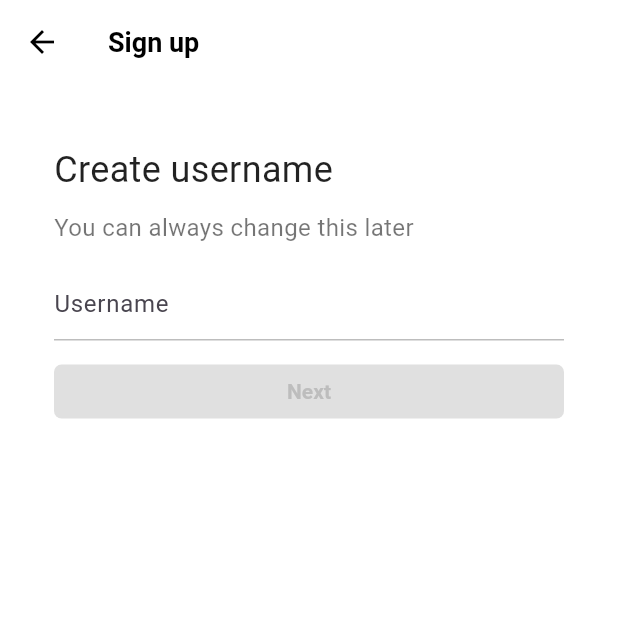
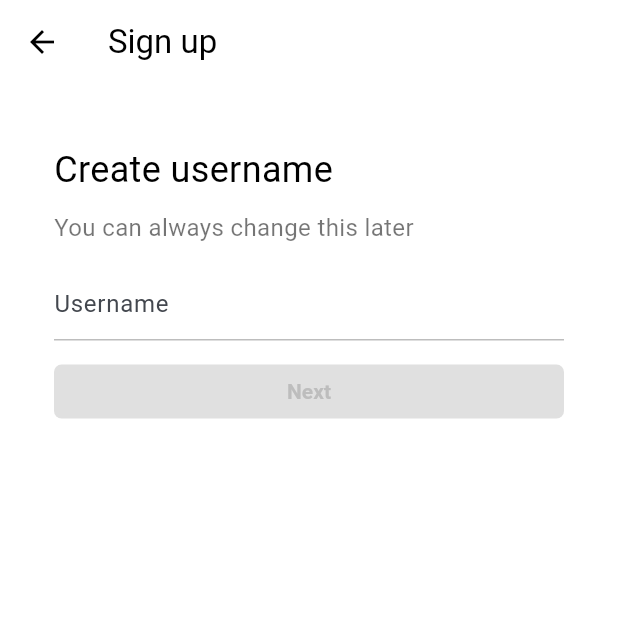
Before and after one commit to sebin4548/TikTok_, a Flutter app: the screen it shows after launch, after a tap on "Use phone or email", on a phone screen of 412 x 824 dp, the top half of it. Run offline on Flutter 3.47's test engine with Material 2 defaults, Android fonts, the phone set to English and light mode, and no system bars; our stand-ins replace flex_color_scheme, font_awesome_flutter, video_player, visibility_detector; network calls fail.

Commit message:
change theme

```diff
--- a/lib/features/main_navigation/main_navigation.dart
+++ b/lib/features/main_navigation/main_navigation.dart
@@ -243,7 +243,7 @@ class _MainNavigationScreenState extends State<MainNavigationScreen> {
         color: (_selectedIndex == 0 || isDark) ? Colors.black : Colors.white,
         child: Padding(
           padding:
-              const EdgeInsets.only(bottom: Sizes.size32, top: Sizes.size20),
+              const EdgeInsets.only(bottom: Sizes.size32, top: Sizes.size12),
           child: Row(
             mainAxisAlignment: MainAxisAlignment.spaceBetween,
             children: [
--- a/lib/main.dart
+++ b/lib/main.dart
@@ -1,7 +1,6 @@
+import 'package:flex_color_scheme/flex_color_scheme.dart';
 import 'package:flutter/material.dart';
 import 'package:flutter/services.dart';
-import 'package:google_fonts/google_fonts.dart';
-import 'package:tiktok_clone/constants/sizes.dart';
 import 'package:tiktok_clone/features/authentication/sign_up_screen.dart';
 
 void main() async {
@@ -21,98 +20,159 @@ class TikTikApp extends StatelessWidget {
     return MaterialApp(
       debugShowCheckedModeBanner: false,
       title: "TikTok",
-      themeMode: ThemeMode.system, //시스템에 맞게 다크, 라이트 모드가 결정된다.
-      theme: ThemeData(
-        useMaterial3: true,
+      // themeMode: ThemeMode.system, //시스템에 맞게 다크, 라이트 모드가 결정된다.
+      // theme: ThemeData(
+      //   useMaterial3: true,
 
-        // textTheme: TextTheme(
-        //   headlineLarge: const TextStyle(
-        //     fontSize: Sizes.size28,
-        //     fontWeight: FontWeight.w700,
-        //     color: Colors.black,
+      //   // textTheme: TextTheme(
+      //   //   headlineLarge: const TextStyle(
+      //   //     fontSize: Sizes.size28,
+      //   //     fontWeight: FontWeight.w700,
+      //   //     color: Colors.black,
+      //   //   ),
+      //   //material design에서 그대로 복사해온것
+      //   //   displayLarge: GoogleFonts.roboto(
+      //   //       fontSize: 96, fontWeight: FontWeight.w300, letterSpacing: -1.5),
+      //   //   displayMedium: GoogleFonts.roboto(
+      //   //       fontSize: 60, fontWeight: FontWeight.w300, letterSpacing: -0.5),
+      //   //   displaySmall:
+      //   //       GoogleFonts.roboto(fontSize: 48, fontWeight: FontWeight.w400),
+      //   //   headlineMedium: GoogleFonts.roboto(
+      //   //       fontSize: 34, fontWeight: FontWeight.w400, letterSpacing: 0.25),
+      //   // ),
+
+      //   //구글 폰트에서 textTheme이 자동으로 복사된다. 자동완성 기능으로 확인하기
+      //   // textTheme: GoogleFonts.itimTextTheme(),
+
+      //   //폰트 종류만 결정해주고 weight height space size는 알아서 맞추기
+      //   textTheme: Typography.blackCupertino,
+
+      //   //기본 scaffold background를 설정한다.
+      //   scaffoldBackgroundColor: Colors.white,
+      //   primaryColor: const Color(0xFFE9435A),
+      //   textSelectionTheme: const TextSelectionThemeData(
+      //     cursorColor: Color(0xFFE9435A),
+      //     // selectionColor: Color(0xFFE9435A),
       //   ),
-        //material design에서 그대로 복사해온것
-        //   displayLarge: GoogleFonts.roboto(
-        //       fontSize: 96, fontWeight: FontWeight.w300, letterSpacing: -1.5),
-        //   displayMedium: GoogleFonts.roboto(
-        //       fontSize: 60, fontWeight: FontWeight.w300, letterSpacing: -0.5),
-        //   displaySmall:
-        //       GoogleFonts.roboto(fontSize: 48, fontWeight: FontWeight.w400),
-        //   headlineMedium: GoogleFonts.roboto(
-        //       fontSize: 34, fontWeight: FontWeight.w400, letterSpacing: 0.25),
-        // ),
+      //   // 이거를 하면 material design에서 버튼 누르면 생기는 잔상을 없앨 수 있음
+      //   splashColor: Colors.transparent,
+      //   highlightColor: Colors.transparent,
 
-        //구글 폰트에서 textTheme이 자동으로 복사된다. 자동완성 기능으로 확인하기
-        // textTheme: GoogleFonts.itimTextTheme(),
-
-        //폰트 종류만 결정해주고 weight height space size는 알아서 맞추기
-        textTheme: Typography.blackCupertino,
-
-        //기본 scaffold background를 설정한다.
-        scaffoldBackgroundColor: Colors.white,
-        primaryColor: const Color(0xFFE9435A),
-        textSelectionTheme: const TextSelectionThemeData(
-          cursorColor: Color(0xFFE9435A),
-          // selectionColor: Color(0xFFE9435A),
-        ),
-        // 이거를 하면 material design에서 버튼 누르면 생기는 잔상을 없앨 수 있음
-        splashColor: Colors.transparent,
-        highlightColor: Colors.transparent,
-
-        appBarTheme: const AppBarTheme(
-          //material 3에 나와야 하는 특이 지점
-          surfaceTintColor: Colors.white,
-          backgroundColor: Colors.white,
-          foregroundColor: Colors.black,
-          // elevation: 0,
-          titleTextStyle: TextStyle(
-            color: Colors.black,
-            fontSize: Sizes.size20 - Sizes.size2,
-            fontWeight: FontWeight.w600,
-          ),
-        ),
-        tabBarTheme: TabBarTheme(
-          labelColor: Colors.black,
-          unselectedLabelColor: Colors.grey.shade500,
-          indicatorColor: Colors.black,
-        ),
-      ),
-      //dark모드에서 theme을 결정해준다.
-      darkTheme: ThemeData(
-        // textTheme: const TextTheme(
-        //   headlineLarge: TextStyle(
-        //     fontSize: Sizes.size28,
-        //     fontWeight: FontWeight.w700,
-        //     color: Colors.white,
+      //   appBarTheme: const AppBarTheme(
+      //     //material 3에 나와야 하는 특이 지점
+      //     surfaceTintColor: Colors.white,
+      //     backgroundColor: Colors.white,
+      //     foregroundColor: Colors.black,
+      //     // elevation: 0,
+      //     titleTextStyle: TextStyle(
+      //       color: Colors.black,
+      //       fontSize: Sizes.size20 - Sizes.size2,
+      //       fontWeight: FontWeight.w600,
+      //     ),
+      //   ),
+      //   tabBarTheme: TabBarTheme(
+      //     labelColor: Colors.black,
+      //     unselectedLabelColor: Colors.grey.shade500,
+      //     indicatorColor: Colors.black,
       //   ),
       // ),
-        textTheme: GoogleFonts.itimTextTheme(
-          //dark mode setting
-          ThemeData(brightness: Brightness.dark).textTheme,
+      // //dark모드에서 theme을 결정해준다.
+      // darkTheme: ThemeData(
+      //   // textTheme: const TextTheme(
+      //   //   headlineLarge: TextStyle(
+      //   //     fontSize: Sizes.size28,
+      //   //     fontWeight: FontWeight.w700,
+      //   //     color: Colors.white,
+      //   //   ),
+      //   // ),
+      //   textTheme: GoogleFonts.itimTextTheme(
+      //     //dark mode setting
+      //     ThemeData(brightness: Brightness.dark).textTheme,
+      //   ),
+      //   tabBarTheme: const TabBarTheme(
+      //     // labelColor: Colors.white,
+      //     indicatorColor: Colors.white,
+      //   ),
+      //   brightness: Brightness.dark,
+      //   scaffoldBackgroundColor: Colors.black,
+      //   primaryColor: const Color(0xFFE9435A),
+      //   textSelectionTheme: const TextSelectionThemeData(
+      //     cursorColor: Color(0xFFE9435A),
+      //     // selectionColor: Color(0xFFE9435A),
+      //   ),
+      //   // 이거를 하면 material design에서 버튼 누르면 생기는 잔상을 없앨 수 있음
+      //   splashColor: Colors.transparent,
+      //   highlightColor: Colors.transparent,
+      //   bottomAppBarTheme: BottomAppBarTheme(
+      //     color: Colors.grey.shade900,
+      //   ),
+      //   appBarTheme: AppBarTheme(
+      //     // surfaceTintColor: Colors.white,
+      //     backgroundColor: Colors.grey.shade900,
+      //     // backgroundColor: Colors.white,
+      //   ),
+      // ),
+      // Theme config for FlexColorScheme version 7.3.x. Make sure you use
+// same or higher package version, but still same major version. If you
+// use a lower package version, some properties may not be supported.
+// In that case remove them after copying this theme to your app.
+      theme: FlexThemeData.light(
+        colors: const FlexSchemeColor(
+          primary: Color(0xff004881),
+          primaryContainer: Color(0xffd0e4ff),
+          secondary: Color(0xffac3306),
+          secondaryContainer: Color(0xffffdbcf),
+          tertiary: Color(0xff006875),
+          tertiaryContainer: Color(0xff95f0ff),
+          appBarColor: Color(0xffffdbcf),
+          error: Color(0xffb00020),
         ),
-        tabBarTheme: const TabBarTheme(
-          // labelColor: Colors.white,
-          indicatorColor: Colors.white,
+        surfaceMode: FlexSurfaceMode.levelSurfacesLowScaffold,
+        blendLevel: 7,
+        subThemesData: const FlexSubThemesData(
+          blendOnLevel: 10,
+          blendOnColors: false,
+          useTextTheme: true,
+          useM2StyleDividerInM3: true,
+          // aligned: true,
+          useInputDecoratorThemeInDialogs: true,
         ),
-        brightness: Brightness.dark,
-        scaffoldBackgroundColor: Colors.black,
-        primaryColor: const Color(0xFFE9435A),
-        textSelectionTheme: const TextSelectionThemeData(
-          cursorColor: Color(0xFFE9435A),
-          // selectionColor: Color(0xFFE9435A),
+        visualDensity: FlexColorScheme.comfortablePlatformDensity,
+        useMaterial3: true,
+        swapLegacyOnMaterial3: true,
+        // To use the Playground font, add GoogleFonts package and uncomment
+        // fontFamily: GoogleFonts.notoSans().fontFamily,
       ),
-        // 이거를 하면 material design에서 버튼 누르면 생기는 잔상을 없앨 수 있음
-        splashColor: Colors.transparent,
-        highlightColor: Colors.transparent,
-        bottomAppBarTheme: BottomAppBarTheme(
-          color: Colors.grey.shade900,
+      darkTheme: FlexThemeData.dark(
+        colors: const FlexSchemeColor(
+          primary: Color(0xff9fc9ff),
+          primaryContainer: Color(0xff00325b),
+          secondary: Color(0xffffb59d),
+          secondaryContainer: Color(0xff872100),
+          tertiary: Color(0xff86d2e1),
+          tertiaryContainer: Color(0xff004e59),
+          appBarColor: Color(0xff872100),
+          error: Color(0xffcf6679),
         ),
-        appBarTheme: AppBarTheme(
-          // surfaceTintColor: Colors.white,
-          backgroundColor: Colors.grey.shade900,
-          // backgroundColor: Colors.white,
+        surfaceMode: FlexSurfaceMode.levelSurfacesLowScaffold,
+        blendLevel: 13,
+        subThemesData: const FlexSubThemesData(
+          blendOnLevel: 20,
+          useTextTheme: true,
+          useM2StyleDividerInM3: true,
+          // alignedDropdown: true,
+          useInputDecoratorThemeInDialogs: true,
         ),
+        visualDensity: FlexColorScheme.comfortablePlatformDensity,
+        useMaterial3: true,
+        swapLegacyOnMaterial3: true,
+        // To use the Playground font, add GoogleFonts package and uncomment
+        // fontFamily: GoogleFonts.notoSans().fontFamily,
       ),
+// If you do not have a themeMode switch, uncomment this line
+// to let the device system mode control the theme mode:
+// themeMode: ThemeMode.system,
+
       home: const SignUpScreen(),
     );
   }
--- a/pubspec.yaml
+++ b/pubspec.yaml
@@ -41,6 +41,7 @@ dependencies:
   font_awesome_flutter: 10.3.0
   video_player : 2.4.10
   visibility_detector : 0.3.3
+  flex_color_scheme: ^7.2.0
 
 
 
```
Also changed, not shown: pubspec.lock. Lines whose indentation alone changed are shown as unchanged.
